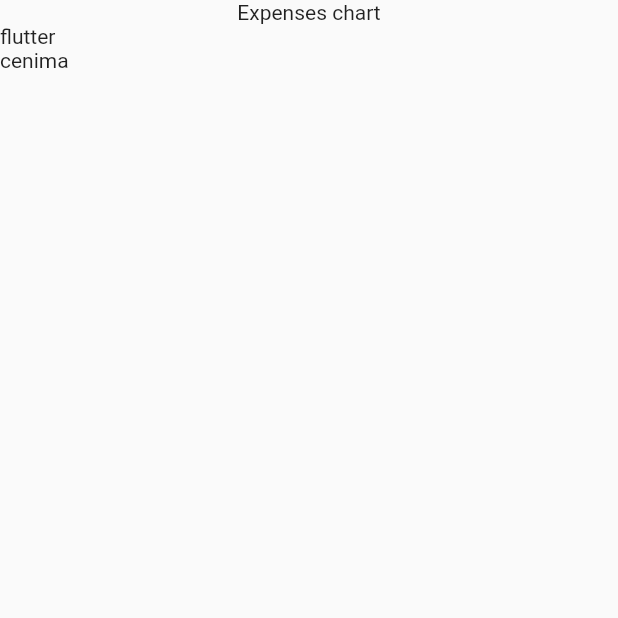
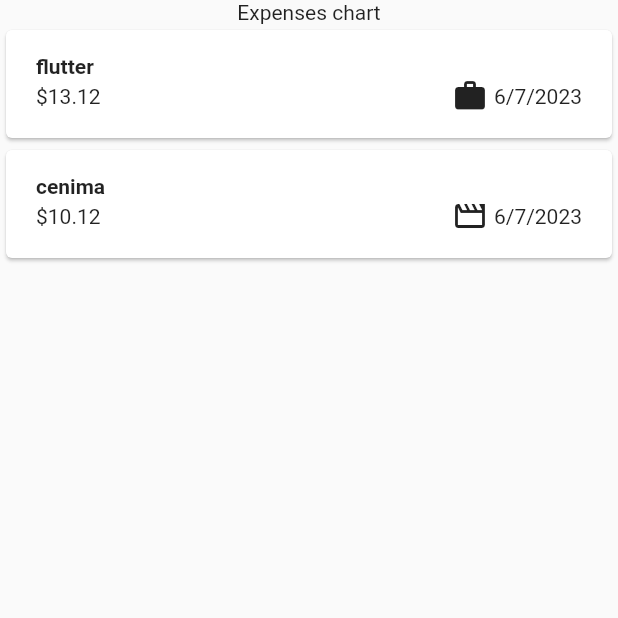
Before and after one commit to akashdevav/Flutter_expense-tracker, a Flutter app: the screen it shows after launch, on a phone screen of 412 x 824 dp, the top half of it. Run offline on Flutter 3.47's test engine with Material 2 defaults, Android fonts, the phone set to English and light mode, and no system bars.

Commit message:
added card widgets for the customs list view

```diff
--- a/expense_app/lib/Model/expense.dart
+++ b/expense_app/lib/Model/expense.dart
@@ -1,9 +1,20 @@
 //These class is used for the "data model" for custom class and object that can be grouped together.
 
+import 'package:flutter/material.dart';
+import 'package:intl/intl.dart';
 import 'package:uuid/uuid.dart';
+
+final formatter = DateFormat.yMd();
 
 const uuid = Uuid();
 enum Category {food, travel, work, leisure}
+
+const categoryItem = {
+  Category.food : Icons.lunch_dining,
+  Category.travel : Icons.drive_eta,
+  Category.leisure : Icons.movie_creation_outlined,
+  Category.work : Icons.work
+};
 
 class Expense {
   Expense({required this.title, required this.amount, required this.date, required this.category,})
@@ -14,4 +25,8 @@ class Expense {
   final double amount;
   final DateTime date;
   final Category category;
+
+  String get formatedate {
+    return formatter.format(date);
+  }
 }
--- a/expense_app/lib/expenses_list.dart
+++ /dev/null
@@ -1,18 +0,0 @@
-import 'package:expense_app/Model/expense.dart';
-import 'package:flutter/material.dart';
-
-class ExpensesList extends StatelessWidget {
-  const ExpensesList({
-    super.key,
-    required this.expenses,
-  });
-
-  final List<Expense> expenses;
-  @override
-  Widget build(BuildContext context) {
-    return ListView.builder(
-      itemCount: expenses.length,
-      itemBuilder: (ctx, index) => Text(expenses[index].title),
-    );
-  }
-}
--- a/expense_app/lib/widget/expenses.dart
+++ b/expense_app/lib/widget/expenses.dart
@@ -1,5 +1,5 @@
 import 'package:expense_app/Model/expense.dart';
-import 'package:expense_app/expenses_list.dart';
+import 'package:expense_app/widget/expenses_list/expenses_list.dart';
 import 'package:flutter/material.dart';
 
 class Expenses extends StatefulWidget {
--- /dev/null
+++ b/expense_app/lib/widget/expenses_list/expenses_item.dart
@@ -0,0 +1,40 @@
+// This class is used to display the list containing the items like title, amount, and date
+
+import 'package:expense_app/Model/expense.dart';
+import 'package:flutter/material.dart';
+
+class ExpensesItem extends StatelessWidget {
+  const ExpensesItem(this.expenses, {super.key});
+
+  final Expense expenses;
+
+  @override
+  Widget build(BuildContext context) {
+    return Card(
+      child: Padding(
+        padding: const EdgeInsets.symmetric(horizontal: 20, vertical: 16),
+        child: Column(
+          crossAxisAlignment: CrossAxisAlignment.start,
+          children: [
+            Text(expenses.title,
+            style: const TextStyle(fontWeight: FontWeight.bold),),
+            Row(
+              children: [
+                Text('\$${expenses.amount.toStringAsFixed(2)}'),
+                const Spacer(),
+                Row(
+                  children: [
+                    Icon(categoryItem[expenses.category]),
+                    const SizedBox(width: 4,),
+                    Text(expenses.formatedate)
+                  ],
+                )
+              ],
+            )
+          ],
+        ),
+
+      ),
+    );
+  }
+}
--- /dev/null
+++ b/expense_app/lib/widget/expenses_list/expenses_list.dart
@@ -0,0 +1,19 @@
+import 'package:expense_app/Model/expense.dart';
+import 'package:expense_app/widget/expenses_list/expenses_item.dart';
+import 'package:flutter/material.dart';
+
+class ExpensesList extends StatelessWidget {
+  const ExpensesList({
+    super.key,
+    required this.expenses,
+  });
+
+  final List<Expense> expenses;
+  @override
+  Widget build(BuildContext context) {
+    return ListView.builder(
+      itemCount: expenses.length,
+      itemBuilder: (ctx, index) => ExpensesItem(expenses[index]),
+    );
+  }
+}
--- a/expense_app/pubspec.yaml
+++ b/expense_app/pubspec.yaml
@@ -36,6 +36,7 @@ dependencies:
   # Use with the CupertinoIcons class for iOS style icons.
   cupertino_icons: ^1.0.2
   uuid: ^3.0.7
+  intl: ^0.18.1
 
 dev_dependencies:
   flutter_test:
```
Also changed, not shown: expense_app/pubspec.lock.
